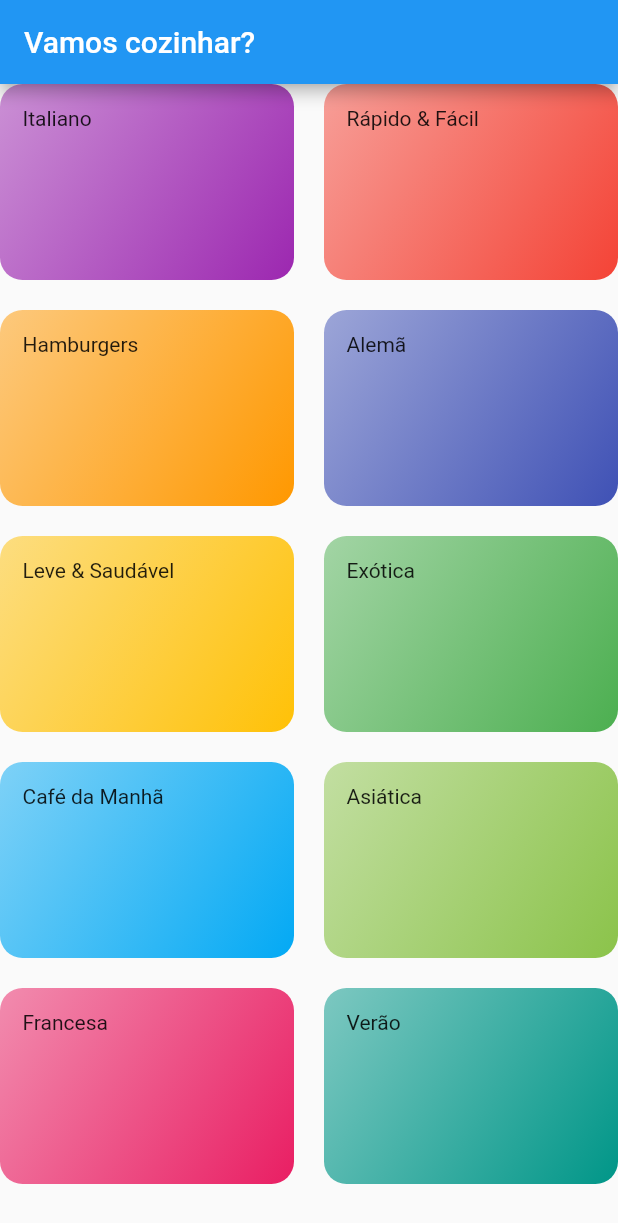
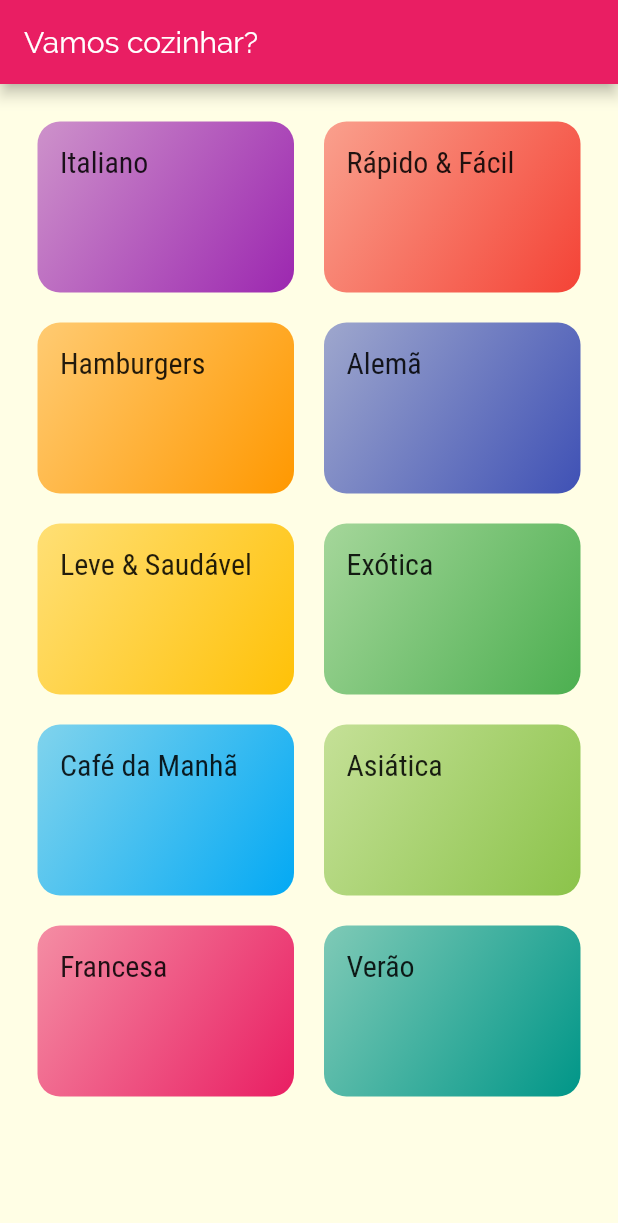
Before and after one commit to albertobezerra/comidas_flutter, a Flutter app: the screen it shows after launch, on a phone screen of 412 x 824 dp. Shown: the top 1223 px of the screen. Run offline on Flutter 3.47's test engine with Material 2 defaults, Android fonts, the phone set to English and light mode, and no system bars.

Commit message:
Adição de cores e fontes

```diff
--- a/lib/components/category_item.dart
+++ b/lib/components/category_item.dart
@@ -10,7 +10,10 @@
   Widget build(BuildContext context) {
     return Container(
       padding: EdgeInsets.all(15),
-      child: Text(category.title),
+      child: Text(
+        category.title,
+        style: Theme.of(context).textTheme.headline6,
+      ),
       decoration: BoxDecoration(
         borderRadius: BorderRadius.circular(15),
         gradient: LinearGradient(
--- a/lib/main.dart
+++ b/lib/main.dart
@@ -9,8 +9,15 @@
     return MaterialApp(
       title: 'Vamos cozinhar?',
       theme: ThemeData(
-        primarySwatch: Colors.blue,
-      ),
+          primarySwatch: Colors.pink,
+          accentColor: Colors.amber,
+          fontFamily: 'Raleway',
+          canvasColor: Color.fromRGBO(255, 254, 229, 1),
+          textTheme: ThemeData.light().textTheme.copyWith(
+                  headline6: TextStyle(
+                fontSize: 20,
+                fontFamily: 'Roboto',
+              ))),
       home: CategoriesScreen(),
     );
   }
--- a/lib/screens/categories_screen.dart
+++ b/lib/screens/categories_screen.dart
@@ -11,6 +11,7 @@
         title: Text('Vamos cozinhar?'),
       ),
       body: GridView(
+        padding: const EdgeInsets.all(25),
         gridDelegate: SliverGridDelegateWithMaxCrossAxisExtent(
           maxCrossAxisExtent: 200,
           childAspectRatio: 3 / 2,
```
Also changed, not shown: pubspec.yaml (+17 -6 lines), assets/fonts/Raleway-Black.ttf (added), assets/fonts/Raleway-Bold.ttf (added), assets/fonts/Raleway-Regular.ttf (added), assets/fonts/RobotoCondensed-Bold.ttf (added), assets/fonts/RobotoCondensed-Italic.ttf (added), assets/fonts/RobotoCondensed-Light.ttf (added), assets/fonts/RobotoCondensed-Regular.ttf (added).
